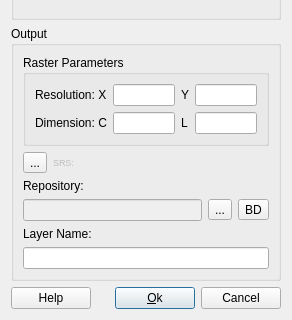
The window that src/terralib/mnt/qt/ui/MNTGenerationDialogForm.ui (claudiobogossian/terralib5) describes before a commit, drawn with Qt 5; both pictures show x 0 to 292 and y 346 to 666 of the 292 by 666 pixel window.
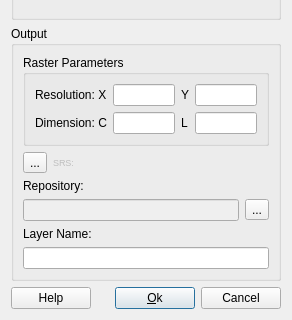
The same window after the commit. Custom widgets are drawn as their Qt base class.

```diff
--- a/src/terralib/mnt/qt/ui/MNTGenerationDialogForm.ui
+++ b/src/terralib/mnt/qt/ui/MNTGenerationDialogForm.ui
@@ -436,19 +436,6 @@
           </property>
          </widget>
         </item>
-        <item>
-         <widget class="QToolButton" name="m_targetDatasourceToolButton">
-          <property name="minimumSize">
-           <size>
-            <width>0</width>
-            <height>0</height>
-           </size>
-          </property>
-          <property name="text">
-           <string>BD</string>
-          </property>
-         </widget>
-        </item>
        </layout>
       </item>
       <item>
```
Left out of the diff: 6 changed lines with no effect on the pictures.
